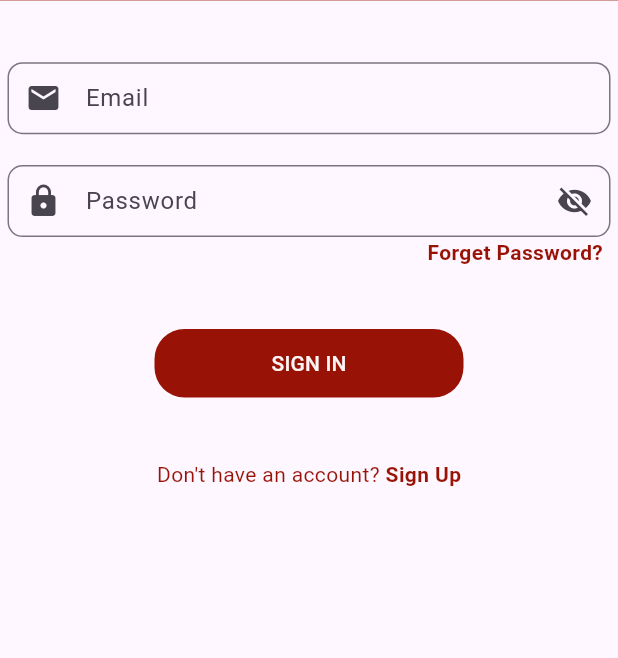
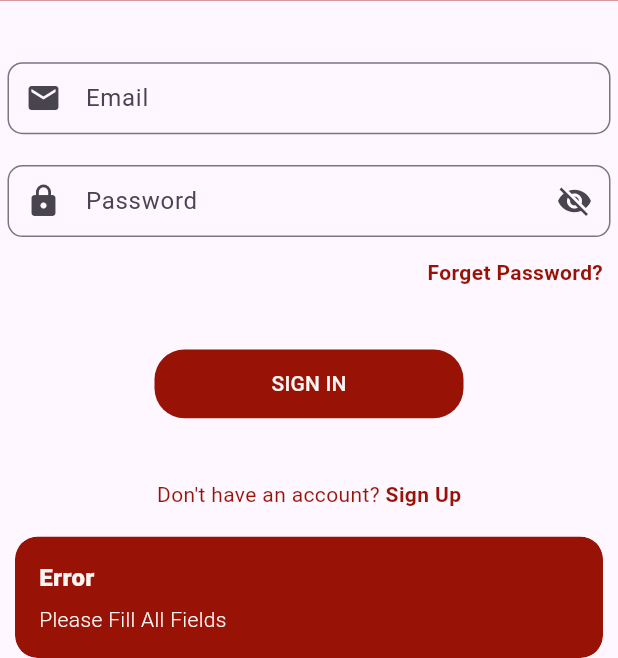
Before and after one commit to matti-khan/ecomm, a Flutter app: the SigninScreen screen opened directly, after a tap on "SIGN IN", on a phone screen of 412 x 824 dp, the part 578-1236 px from its top. Run offline on Flutter 3.47's test engine with Material 3 defaults, Android fonts, the phone set to English and light mode, and no system bars; our stand-ins replace cloud_firestore, firebase_auth, firebase_core, flutter_easyloading, flutter_keyboard_visibility, get and 2 more; accounts and stored records are empty.

Commit message:
added signin controller

```diff
--- /dev/null
+++ b/lib/controllers/sign_in_controller.dart
@@ -0,0 +1,55 @@
+import 'package:firebase_auth/firebase_auth.dart';
+import 'package:flutter/cupertino.dart';
+import 'package:flutter/foundation.dart';
+import 'package:flutter_easyloading/flutter_easyloading.dart';
+import 'package:get/get.dart';
+
+import '../utils/custom_snackbar.dart';
+
+class SignInController extends GetxController {
+  final FirebaseAuth _auth = FirebaseAuth.instance;
+
+  // for password visibility
+  Rx<bool> isPasswordVisible = false.obs;
+
+  TextEditingController emailInputController = TextEditingController();
+  TextEditingController passwordInputController = TextEditingController();
+
+  @override
+  void onClose() {
+    emailInputController.dispose();
+    passwordInputController.dispose();
+    super.onClose();
+  }
+
+  Future<UserCredential?> signInMethod(
+      String userDeviceToken,
+      ) async {
+    try {
+      if (emailInputController.text.isNotEmpty &&
+          passwordInputController.text.isNotEmpty) {
+
+        EasyLoading.show(status: "Please wait");
+
+        UserCredential userCredential =
+        await _auth.signInWithEmailAndPassword(
+          email: emailInputController.text.trim(),
+          password: passwordInputController.text.trim(),
+        );
+
+        EasyLoading.dismiss();
+
+        return userCredential;
+
+      } else {
+        customSnackBar("Error", "Please Fill All Fields");
+        return null;
+      }
+    } on FirebaseAuthException catch (e, s) {
+      EasyLoading.dismiss();
+      if (kDebugMode) print("Error $e\nStack Trace $s");
+      customSnackBar("Error", "$e");
+      return null;
+    }
+  }
+}
--- a/lib/screens/auth_ui/auth_screens/signin_screen.dart
+++ b/lib/screens/auth_ui/auth_screens/signin_screen.dart
@@ -1,12 +1,16 @@
 import 'package:e_comm/res/assets/image_assets.dart';
 import 'package:e_comm/screens/auth_ui/auth_screens/signup_screen.dart';
 import 'package:e_comm/screens/auth_ui/auth_widgets/email_input_widget.dart';
+import 'package:e_comm/screens/user_ui/main_screen.dart';
 import 'package:e_comm/utils/app_constants.dart';
+import 'package:e_comm/utils/custom_snackbar.dart';
+import 'package:firebase_auth/firebase_auth.dart';
 import 'package:flutter/material.dart';
 import 'package:flutter_keyboard_visibility/flutter_keyboard_visibility.dart';
 import 'package:get/get.dart';
 import 'package:lottie/lottie.dart';
 
+import '../../../controllers/sign_in_controller.dart';
 import '../../../controllers/sign_up_controller.dart';
 import '../auth_widgets/password_input_widget.dart';
 
@@ -19,7 +23,7 @@ class SigninScreen extends StatefulWidget {
 
 class _SigninScreenState extends State<SigninScreen> {
 
-  final SignUpController signUpController = Get.put(SignUpController());
+  final SignInController signInController = Get.put(SignInController());
 
   @override
   Widget build(BuildContext context) {
@@ -33,7 +37,9 @@ class _SigninScreenState extends State<SigninScreen> {
           ),
           centerTitle: true,
         ),
-        body: Container(
+        body: SingleChildScrollView(
+          physics: const BouncingScrollPhysics(),
+          child: Container(
             child: Column(
               children: [
                 isKeyboardVisible
@@ -46,11 +52,14 @@ class _SigninScreenState extends State<SigninScreen> {
                 SizedBox(
                   height: Get.height / 20,
                 ),
-              EmailInputWidget(controller: TextEditingController(),),
+                EmailInputWidget(controller: signInController.emailInputController,),
                 SizedBox(
                   height: Get.height / 40,
                 ),
-              PasswordInputWidget(getxController: signUpController,),
+                PasswordInputWidget(getxController: signInController,),
+                SizedBox(
+                  height: Get.height / 60,
+                ),
                 Container(
                   margin: const EdgeInsets.symmetric(horizontal: 10),
                   alignment: Alignment.centerRight,
@@ -73,7 +82,17 @@ class _SigninScreenState extends State<SigninScreen> {
                       borderRadius: BorderRadius.circular(20),
                     ),
                     child: TextButton.icon(
-                    onPressed: () {},
+                      onPressed: () async {
+                        UserCredential? userCredential= await signInController.signInMethod('');
+                        if(userCredential != null){
+                          if(userCredential.user!.emailVerified){
+                            customSnackBar("Success", "Login Successfully!");
+                            Get.offAll(() => const MainScreen());
+                          }else{
+                            customSnackBar("Error", "Please verify your email before login.");
+                          }
+                        }
+                      },
                       label: const Text(
                         "SIGN IN",
                         style: TextStyle(color: AppConstants.appTextColor),
@@ -92,7 +111,7 @@ class _SigninScreenState extends State<SigninScreen> {
                       style: TextStyle(color: AppConstants.appSecondaryColor),
                     ),
                     GestureDetector(
-                      onTap: () => Get.offAll(() => const SignUpScreen()),
+                        onTap: () => Get.off(() => const SignUpScreen()),
                         child: const Text(
                           " Sign Up",
                           style: TextStyle(
@@ -104,6 +123,7 @@ class _SigninScreenState extends State<SigninScreen> {
               ],
             ),
           ),
+        ),
       );
     });
   }
--- a/lib/screens/auth_ui/auth_screens/signup_screen.dart
+++ b/lib/screens/auth_ui/auth_screens/signup_screen.dart
@@ -112,7 +112,7 @@ class _SignUpScreenState extends State<SignUpScreen> {
                       style: TextStyle(color: AppConstants.appSecondaryColor),
                     ),
                     GestureDetector(
-                      onTap: () => Get.offAll(() => const SigninScreen()),
+                      onTap: () => Get.off(() => const SigninScreen()),
                       child: const Text(
                         " Sign In",
                         style: TextStyle(
--- a/lib/screens/user_ui/main_screen.dart
+++ b/lib/screens/user_ui/main_screen.dart
@@ -1,5 +1,6 @@
 import 'package:e_comm/screens/auth_ui/auth_screens/welcome_screen.dart';
 import 'package:e_comm/utils/app_constants.dart';
+import 'package:firebase_auth/firebase_auth.dart';
 import 'package:flutter/material.dart';
 import 'package:get/get.dart';
 import 'package:google_sign_in/google_sign_in.dart';
@@ -18,7 +19,10 @@ class MainScreen extends StatelessWidget {
           GestureDetector(
             onTap: ()async{
               GoogleSignIn googleSignIn = GoogleSignIn();
+              FirebaseAuth fireaseAuth = FirebaseAuth.instance;
+
               await googleSignIn.signOut();
+              await fireaseAuth.signOut();
 
               Get.offAll(() => WelcomeScreen());
             },
```
Lines whose indentation alone changed are shown as unchanged.
